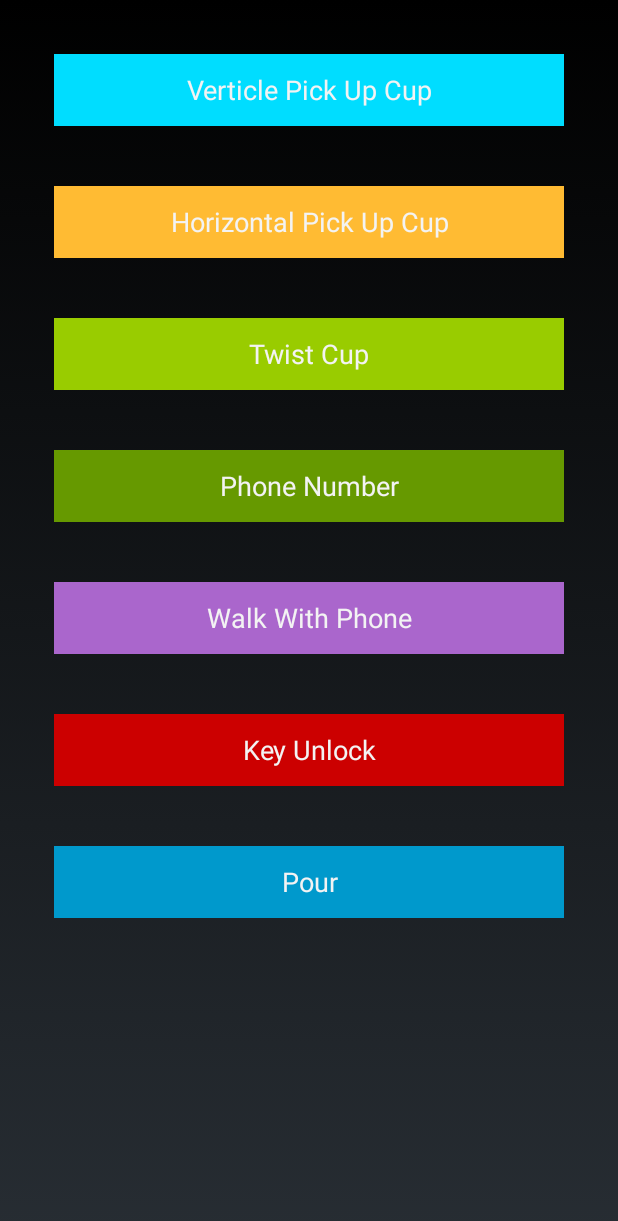
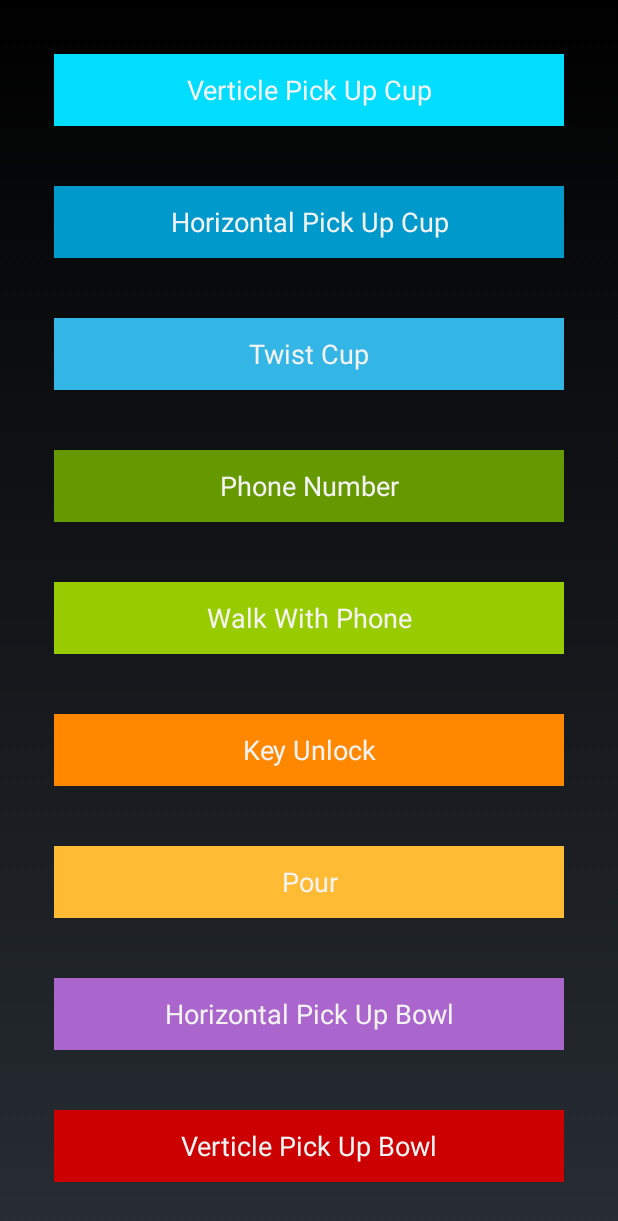
Before and after one commit to matt2929/RehabRevamped, an Android app: the WorkoutSelectionScreenManual screen opened directly, with no data from a screen before it, on a phone screen of 412 x 824 dp. Shown: the top 1221 px of the screen. Run offline under Robolectric (Android 15) with nearby library versions, the phone set to English and light mode, and no system bars.

Commit message:
reworked speech and added buttons for bowl

```diff
--- a/mobile/src/main/java/com/example/matthew/rehabrevamped/Activities/WelcomeScreen.java
+++ b/mobile/src/main/java/com/example/matthew/rehabrevamped/Activities/WelcomeScreen.java
@@ -10,21 +10,22 @@ import android.os.Bundle;
 import android.support.multidex.MultiDex;
 import android.support.v4.app.ActivityCompat;
 import android.support.v4.content.ContextCompat;
-import android.view.KeyEvent;
-import android.view.MotionEvent;
 import android.view.View;
 import android.widget.Button;
 import android.widget.TextView;
 
 import com.example.matthew.rehabrevamped.R;
+import com.example.matthew.rehabrevamped.Utilities.PastWorkoutsThreadRetrieve;
 
 public class WelcomeScreen extends Activity {
 Button button;
     TextView textView;
     boolean entered=false;
     public static String Username = "";
+    static PastWorkoutsThreadRetrieve pastWorkoutsThreadRetrieve;
     @Override
     protected void onCreate(Bundle savedInstanceState) {
+        pastWorkoutsThreadRetrieve = new PastWorkoutsThreadRetrieve(getApplicationContext());
         setRequestedOrientation(ActivityInfo.SCREEN_ORIENTATION_PORTRAIT);
         super.onCreate(savedInstanceState);
         setContentView(R.layout.activity_welcome_screen);
--- a/mobile/src/main/java/com/example/matthew/rehabrevamped/Activities/WorkoutSelectionScreenManual.java
+++ b/mobile/src/main/java/com/example/matthew/rehabrevamped/Activities/WorkoutSelectionScreenManual.java
@@ -4,10 +4,8 @@ import android.app.Activity;
 import android.content.Context;
 import android.content.Intent;
 import android.content.pm.ActivityInfo;
+import android.os.Bundle;
 import android.support.multidex.MultiDex;
-import android.support.v7.app.AppCompatActivity;
-import android.os.Bundle;
-import android.util.Log;
 import android.view.View;
 import android.widget.Button;
 
@@ -19,16 +17,21 @@ import com.example.matthew.rehabrevamped.UserWorkoutViews.PourCupView;
 import com.example.matthew.rehabrevamped.UserWorkoutViews.TwistCupView;
 import com.example.matthew.rehabrevamped.UserWorkoutViews.UnlockPhoneView;
 import com.example.matthew.rehabrevamped.UserWorkoutViews.WalkWithCupView;
-import com.example.matthew.rehabrevamped.UserWorkoutViews.WorkoutView;
 import com.example.matthew.rehabrevamped.UserWorkoutViews.viewabstract;
-import com.example.matthew.rehabrevamped.UserWorkouts.*;
+import com.example.matthew.rehabrevamped.UserWorkouts.HorizontalPickUpCount;
+import com.example.matthew.rehabrevamped.UserWorkouts.PhoneNumber;
+import com.example.matthew.rehabrevamped.UserWorkouts.PickUpCount;
+import com.example.matthew.rehabrevamped.UserWorkouts.PourCup;
+import com.example.matthew.rehabrevamped.UserWorkouts.TwistCup;
+import com.example.matthew.rehabrevamped.UserWorkouts.UnlockPhone;
+import com.example.matthew.rehabrevamped.UserWorkouts.WalkWithCup;
 
 import java.util.ArrayList;
 
 public class WorkoutSelectionScreenManual extends Activity {
     ArrayList<View> pickHandView = new ArrayList<>();
     ArrayList<View> selectWorkoutView = new ArrayList<>();
-    Button pickUpButt, horPickUpButt, twistButt, phoneNumberButt,unlockButt, leftHand, rightHand,walkButt,pourLiquid;
+    Button pickUpButt, horPickUpButt, twistButt, phoneNumberButt, unlockButt, leftHand, rightHand, walkButt, pourLiquid, pickUpBowlV, pickUpBowlH;
     View fakeView;
     static com.example.matthew.rehabrevamped.UserWorkouts.WorkoutSession CurrentWorkout;
     static viewabstract CurrentWorkoutView;
@@ -41,6 +44,8 @@ public class WorkoutSelectionScreenManual extends Activity {
 
         setRequestedOrientation(ActivityInfo.SCREEN_ORIENTATION_PORTRAIT);
 
+        pickUpBowlV = (Button) findViewById(R.id.pickupBowlV);
+        pickUpBowlH = (Button) findViewById(R.id.pickupBowlHV);
         pickUpButt = (Button) findViewById(R.id.pickupcupchoice);
         horPickUpButt = (Button) findViewById(R.id.horizontalpickupcupchoice);
         twistButt = (Button) findViewById(R.id.twistcupchoice);
@@ -49,7 +54,7 @@ public class WorkoutSelectionScreenManual extends Activity {
         rightHand = (Button) findViewById(R.id.workoutchoicerighthand);
         walkButt = (Button) findViewById(R.id.walkchoice);
         unlockButt = (Button) findViewById(R.id.unlockchoice);
-        fakeView = (View) findViewById(R.id.fakeView);
+        fakeView = findViewById(R.id.fakeView);
         pourLiquid = (Button) findViewById(R.id.PourSelect);
         pickHandView.add(fakeView);
         pickHandView.add(leftHand);
@@ -61,7 +66,8 @@ public class WorkoutSelectionScreenManual extends Activity {
         selectWorkoutView.add(phoneNumberButt);
         selectWorkoutView.add(walkButt);
         selectWorkoutView.add(unlockButt);
-
+        selectWorkoutView.add(pickUpBowlH);
+        selectWorkoutView.add(pickUpBowlV);
         leftHand.setOnClickListener(new View.OnClickListener() {
             @Override
             public void onClick(View view) {
@@ -175,6 +181,38 @@ public class WorkoutSelectionScreenManual extends Activity {
                 }).start();
             }
         });
+        pickUpBowlV.setOnClickListener(new View.OnClickListener() {
+            @Override
+            public void onClick(View view) {
+                setViewHandSelection();
+                final PickUpCountView pu = new PickUpCountView(getApplicationContext());
+                CurrentWorkoutView = pu;
+                PickUpCount puc = new PickUpCount();
+                puc.setName("V.Bowl Pick Up");
+                new Thread(new Runnable() {
+                    @Override
+                    public void run() {
+                        CurrentWorkout = new PickUpCount();
+                    }
+                }).start();
+            }
+        });
+        pickUpBowlH.setOnClickListener(new View.OnClickListener() {
+            @Override
+            public void onClick(View view) {
+                setViewHandSelection();
+                final HorizontalPickUpCountView pu = new HorizontalPickUpCountView(getApplicationContext());
+                CurrentWorkoutView = pu;
+                HorizontalPickUpCount puc = new HorizontalPickUpCount();
+                puc.setName("H.Bowl Pick Up");
+                new Thread(new Runnable() {
+                    @Override
+                    public void run() {
+                        CurrentWorkout = new PickUpCount();
+                    }
+                }).start();
+            }
+        });
         setWorkoutPickView();
     }
 
--- a/mobile/src/main/java/com/example/matthew/rehabrevamped/Activities/WorkoutSessionActivity.java
+++ b/mobile/src/main/java/com/example/matthew/rehabrevamped/Activities/WorkoutSessionActivity.java
@@ -88,13 +88,12 @@ public class WorkoutSessionActivity extends Activity implements SensorEventListe
     String autoPreviousWorkout = "";
     protected PowerManager.WakeLock mWakeLock;
     ArrayList<WorkoutParameters> workoutParameterses;
-    PastWorkoutsThreadRetrieve pastWorkoutsThreadRetrieve;
+    PastWorkoutsThreadRetrieve pastWorkoutsThreadRetrieve = WelcomeScreen.pastWorkoutsThreadRetrieve;
 
     @Override
     protected void onCreate(Bundle savedInstanceState) {
         super.onCreate(savedInstanceState);
         Bundle bundle = getIntent().getExtras();
-        pastWorkoutsThreadRetrieve = new PastWorkoutsThreadRetrieve(getApplicationContext());
         if (bundle != null) {
 
             autoPreviousWorkout = bundle.getString("Auto");
--- a/mobile/src/main/java/com/example/matthew/rehabrevamped/UserWorkouts/PhoneNumber.java
+++ b/mobile/src/main/java/com/example/matthew/rehabrevamped/UserWorkouts/PhoneNumber.java
@@ -1,15 +1,11 @@
 package com.example.matthew.rehabrevamped.UserWorkouts;
 
 import android.content.Context;
-import android.util.Log;
 
 import com.example.matthew.rehabrevamped.UserWorkoutViews.PhoneNumberView;
-import com.example.matthew.rehabrevamped.UserWorkoutViews.WorkoutView;
-import com.example.matthew.rehabrevamped.Utilities.JerkScoreAnalysis;
 
 import java.util.ArrayList;
 import java.util.Calendar;
-import java.util.Random;
 
 /**
  * Created by research on 9/5/2017.
@@ -178,7 +174,7 @@ public class PhoneNumber implements WorkoutSession{
 
     @Override
     public String sayHowToHoldCup() {
-        return "Type in the phone number shown above as accurately and quickly as possible.";
+        return "Type in the phone number shown above as accurately and quickly as possible. You can hold the phone in your hand.";
     }
 
     @Override
--- a/mobile/src/main/java/com/example/matthew/rehabrevamped/UserWorkouts/PourCup.java
+++ b/mobile/src/main/java/com/example/matthew/rehabrevamped/UserWorkouts/PourCup.java
@@ -2,7 +2,6 @@ package com.example.matthew.rehabrevamped.UserWorkouts;
 
 import android.content.Context;
 import android.media.MediaPlayer;
-import android.provider.Settings;
 import android.util.Log;
 
 import com.example.matthew.rehabrevamped.R;
@@ -88,11 +87,10 @@ public class PourCup implements WorkoutSession {
                                     outOfSpace = true;
                                     outOfSpace = false;
                                     pitcher[cupSearch] = pitcher[cupSearch] + 1;
-                                    whatToSay = "Pouring too quick! Beer is everywhere!";
+                                    whatToSay = "Please Pour Slower";
                                     shouldISpeak = true;
                                     mediaPlayer.pause();
                                     outOfSpace = true;
-
                                 } else {
 
                                     pitcher[cupSearch] = pitcher[cupSearch] + 1;
--- a/mobile/src/main/res/layout/activity_workout_selection_screen.xml
+++ b/mobile/src/main/res/layout/activity_workout_selection_screen.xml
@@ -35,7 +35,7 @@
 
             <Button
                 android:id="@+id/pickupcupchoice"
-                android:layout_width="wrap_content"
+                android:layout_width="match_parent"
                 android:layout_height="wrap_content"
                 android:layout_alignParentEnd="true"
                 android:layout_alignParentStart="true"
@@ -47,7 +47,7 @@
 
             <Button
                 android:id="@+id/horizontalpickupcupchoice"
-                android:layout_width="wrap_content"
+                android:layout_width="match_parent"
                 android:layout_height="wrap_content"
                 android:layout_alignParentEnd="true"
                 android:layout_alignParentStart="true"
@@ -56,12 +56,12 @@
                 android:layout_marginLeft="10dp"
                 android:layout_marginRight="10dp"
                 android:layout_marginTop="10dp"
-                android:background="@android:color/holo_orange_light"
+                android:background="@android:color/holo_blue_dark"
                 android:text="@string/horizontal_pick_up_cup" />
 
             <Button
                 android:id="@+id/twistcupchoice"
-                android:layout_width="wrap_content"
+                android:layout_width="match_parent"
                 android:layout_height="wrap_content"
                 android:layout_alignParentEnd="true"
                 android:layout_alignParentStart="true"
@@ -70,11 +70,12 @@
                 android:layout_marginLeft="10dp"
                 android:layout_marginRight="10dp"
                 android:layout_marginTop="10dp"
-                android:background="@android:color/holo_green_light"
+                android:background="@android:color/holo_blue_light"
                 android:text="@string/twist_cup" />
+
             <Button
                 android:id="@+id/phonenumberchoice"
-                android:layout_width="wrap_content"
+                android:layout_width="match_parent"
                 android:layout_height="wrap_content"
                 android:layout_alignParentEnd="true"
                 android:layout_alignParentStart="true"
@@ -88,7 +89,7 @@
 
             <Button
                 android:id="@+id/walkchoice"
-                android:layout_width="wrap_content"
+                android:layout_width="match_parent"
                 android:layout_height="wrap_content"
                 android:layout_alignParentEnd="true"
                 android:layout_alignParentStart="true"
@@ -97,12 +98,12 @@
                 android:layout_marginLeft="10dp"
                 android:layout_marginRight="10dp"
                 android:layout_marginTop="10dp"
-                android:background="@android:color/holo_purple"
+                android:background="@android:color/holo_green_light"
                 android:text="@string/walk_with_phone" />
 
             <Button
                 android:id="@+id/unlockchoice"
-                android:layout_width="wrap_content"
+                android:layout_width="match_parent"
                 android:layout_height="wrap_content"
                 android:layout_alignParentEnd="true"
                 android:layout_alignParentStart="true"
@@ -111,40 +112,70 @@
                 android:layout_marginLeft="10dp"
                 android:layout_marginRight="10dp"
                 android:layout_marginTop="10dp"
-                android:background="@android:color/holo_red_dark"
+                android:background="@android:color/holo_orange_dark"
                 android:text="@string/key_unlock" />
 
             <Button
                 android:id="@+id/PourSelect"
-                android:layout_width="wrap_content"
+                android:layout_width="match_parent"
                 android:layout_height="wrap_content"
                 android:layout_alignParentEnd="true"
                 android:layout_alignParentStart="true"
                 android:layout_below="@+id/unlockchoice"
+                android:layout_marginBottom="20dp"
+                android:layout_marginLeft="20dp"
+                android:layout_marginRight="20dp"
+                android:layout_marginTop="20dp"
+                android:background="@android:color/holo_orange_light"
+                android:text="@string/pour" />
+
+            <Button
+                android:id="@+id/button2"
+                android:layout_width="match_parent"
+                android:layout_height="wrap_content"
+                android:layout_below="@+id/PourSelect"
+                android:background="?android:attr/colorPressedHighlight"
                 android:layout_margin="20dp"
                 android:layout_marginLeft="10dp"
                 android:layout_marginRight="10dp"
                 android:layout_marginTop="10dp"
-                android:text="@string/pour"
-                android:background="@android:color/holo_blue_dark"
-                />
+
+                android:text="@string/button"
+                android:visibility="invisible" />
 
             <Button
-                android:id="@+id/button2"
-                android:layout_width="wrap_content"
+                android:id="@+id/pickupBowlV"
+                android:layout_width="match_parent"
                 android:layout_height="wrap_content"
+                android:layout_alignParentEnd="true"
+                android:layout_alignParentStart="true"
+                android:layout_below="@+id/button2"
+                android:layout_marginBottom="20dp"
+                android:layout_marginLeft="20dp"
+                android:layout_marginRight="20dp"
+                android:layout_marginTop="20dp"
+                android:background="@android:color/holo_red_dark"
+                android:text="Verticle Pick Up Bowl" />
 
+            <Button
+                android:id="@+id/pickupBowlHV"
+                android:layout_width="match_parent"
+                android:layout_height="wrap_content"
+                android:layout_alignParentEnd="true"
+                android:layout_alignParentStart="true"
+                android:layout_below="@+id/PourSelect"
+                android:layout_marginBottom="20dp"
+                android:layout_marginLeft="20dp"
+                android:layout_marginRight="20dp"
                 android:layout_marginTop="20dp"
-                android:background="?android:attr/colorPressedHighlight"
-                android:text="@string/button"
-                android:visibility="invisible" />
+                android:background="@android:color/holo_purple"
+                android:text="Horizontal Pick Up Bowl" />
 
             <View
                 android:id="@+id/fakeView"
                 android:layout_width="0dp"
                 android:layout_height="0dp"
                 android:layout_centerInParent="true" />
-
             <LinearLayout
                 android:layout_width="match_parent"
                 android:layout_height="match_parent"
```
Also changed, not shown: mobile/src/main/java/com/example/matthew/rehabrevamped/UserWorkouts/HorizontalPickUpCount.java (+17 -9 lines), mobile/src/main/java/com/example/matthew/rehabrevamped/UserWorkouts/PickUpCount.java (+16 -3 lines), mobile/src/main/java/com/example/matthew/rehabrevamped/UserWorkouts/TwistCup.java (+11 -7 lines), mobile/src/main/java/com/example/matthew/rehabrevamped/UserWorkouts/UnlockPhone.java (+1 -7 lines), mobile/src/main/java/com/example/matthew/rehabrevamped/UserWorkouts/WalkWithCup.java (+3 -7 lines), mobile/src/main/java/com/example/matthew/rehabrevamped/Utilities/JerkScoreAnalysis.java (+1 -89 lines), mobile/src/main/java/com/example/matthew/rehabrevamped/Utilities/PastWorkoutsThreadRetrieve.java (+15 -14 lines).
